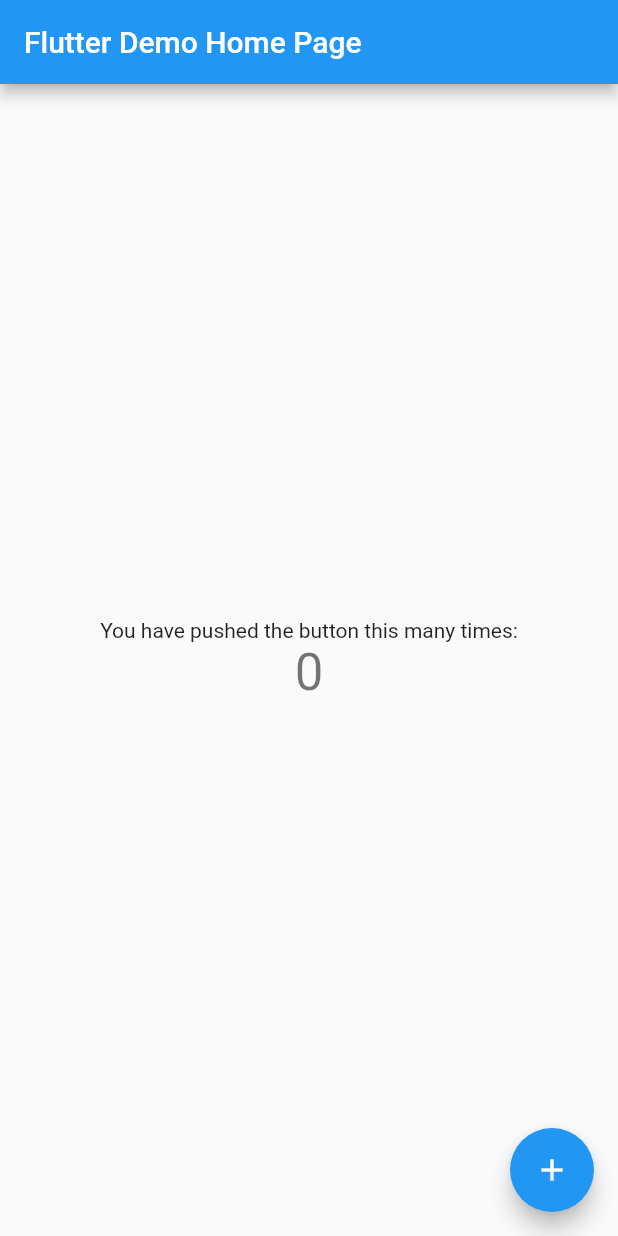
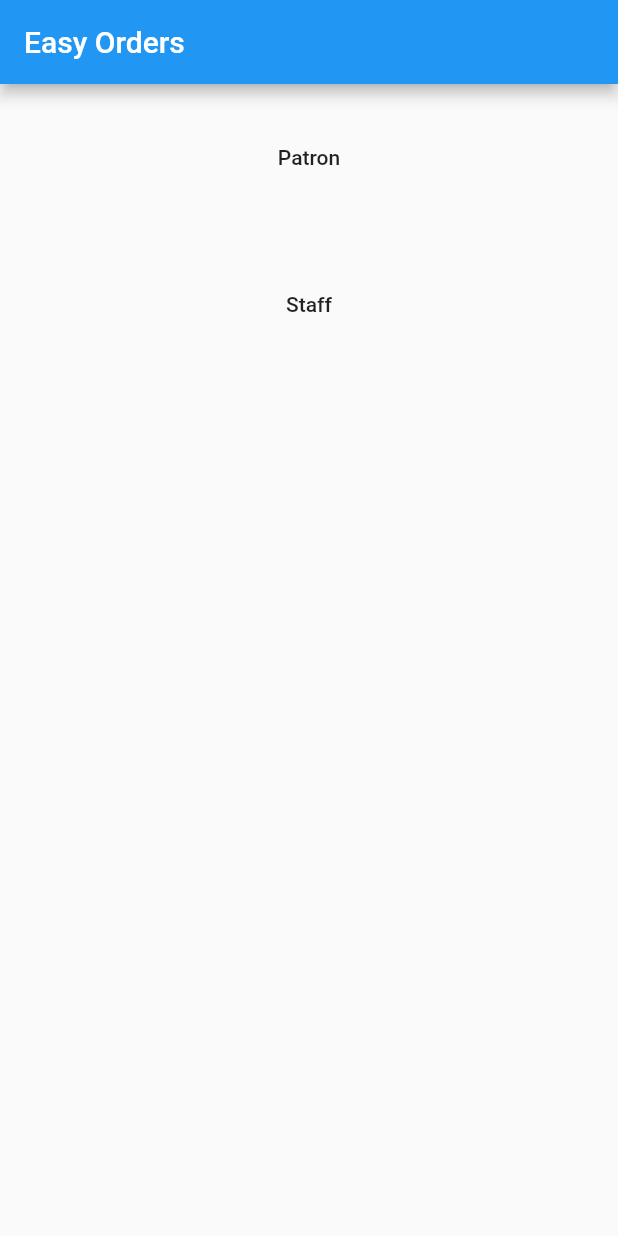
Before and after one commit to Jason1415/easy_orders, a Flutter app: the screen it shows after launch, on a phone screen of 412 x 824 dp. Run offline on Flutter 3.47's test engine with Material 2 defaults, Android fonts, the phone set to English and light mode, and no system bars; our stand-ins replace go_router.

Commit message:
Added some page transitions

```diff
--- a/lib/main.dart
+++ b/lib/main.dart
@@ -1,4 +1,10 @@
+// Copyright 2018 The Flutter team. All rights reserved.
+// Use of this source code is governed by a BSD-style license that can be
+// found in the LICENSE file.
 import 'package:flutter/material.dart';
+import './src/windows/home.dart';
+import './src/windows/patron.dart';
+import './src/windows/staff.dart';
 
 void main() {
   runApp(const MyApp());
@@ -7,67 +13,16 @@ void main() {
 class MyApp extends StatelessWidget {
   const MyApp({super.key});
 
-  // This widget is the root of your application.
   @override
   Widget build(BuildContext context) {
     return MaterialApp(
-      title: 'Flutter Demo',
-      theme: ThemeData(
-
-        primarySwatch: Colors.blue,
-      ),
-      home: const MyHomePage(title: 'Flutter Demo Home Page'),
+      title: 'Easy Orders',
+      // MaterialApp contains our top-level Navigator
+      home: const HomeScreen(),
+      routes: <String, WidgetBuilder>{
+        '/patron': (BuildContext context) => const PatronScreen(),
+        '/staff': (BuildContext context) => const StaffScreen(),
+      },
     );
   }
 }
-
-class MyHomePage extends StatefulWidget {
-  const MyHomePage({super.key, required this.title});
-
-  final String title;
-
-  @override
-  State<MyHomePage> createState() => _MyHomePageState();
-}
-
-class _MyHomePageState extends State<MyHomePage> {
-  int _counter = 0;
-
-  void _incrementCounter() {
-    setState(() {
-
-      _counter++;
-    });
-  }
-
-  @override
-  Widget build(BuildContext context) {
-
-    return Scaffold(
-      appBar: AppBar(
-
-        title: Text(widget.title),
-      ),
-      body: Center(
-
-        child: Column(
-          mainAxisAlignment: MainAxisAlignment.center,
-          children: <Widget>[
-            const Text(
-              'You have pushed the button this many times:',
-            ),
-            Text(
-              '$_counter',
-              style: Theme.of(context).textTheme.headline4,
-            ),
-          ],
-        ),
-      ),
-      floatingActionButton: FloatingActionButton(
-        onPressed: _incrementCounter,
-        tooltip: 'Increment',
-        child: const Icon(Icons.add),
-      ), // This trailing comma makes auto-formatting nicer for build methods.
-    );
-  }
-}
--- /dev/null
+++ b/lib/src/windows/home.dart
@@ -0,0 +1,64 @@
+import 'package:flutter/material.dart';
+import './patron.dart';
+import './staff.dart';
+
+class HomeScreen extends StatefulWidget {
+  const HomeScreen({super.key});
+
+  @override
+  State<HomeScreen> createState() => _HomeScreenState();
+}
+
+class _HomeScreenState extends State<HomeScreen> {
+  @override
+  Widget build(BuildContext context) {
+    return Scaffold(
+      appBar: AppBar(
+        title: const Text('Easy Orders'),
+      ),
+      body: Center(
+          child: Column(children: <Widget>[
+        Container(
+          margin: const EdgeInsets.all(25),
+          child: MaterialButton(
+            child: const Text('Patron'),
+            onPressed: () {
+              Navigator.push(
+                context,
+                MaterialPageRoute(builder: (context) => const PatronScreen()),
+              );
+            },
+          ),
+        ),
+        Container(
+          margin: const EdgeInsets.all(25),
+          child: MaterialButton(
+            child: const Text('Staff'),
+            onPressed: () {
+              Navigator.push(
+                context,
+                MaterialPageRoute(builder: (context) => const StaffScreen()),
+              );
+            },
+          ),
+        ),
+      ])),
+    );
+  }
+}
+
+class HomePage extends StatelessWidget {
+  const HomePage({super.key});
+
+  @override
+  Widget build(BuildContext context) {
+    return DefaultTextStyle(
+      style: Theme.of(context).textTheme.headline4!,
+      child: Container(
+        color: Colors.white,
+        alignment: Alignment.center,
+        child: const Text('Home Page'),
+      ),
+    );
+  }
+}
--- a/pubspec.yaml
+++ b/pubspec.yaml
@@ -32,6 +32,8 @@ dependencies:
   flutter:
     sdk: flutter
 
+  english_words: ^4.0.0
+  go_router: ^4.3.0
 
   # The following adds the Cupertino Icons font to your application.
   # Use with the CupertinoIcons class for iOS style icons.
```
Also changed, not shown: lib/src/router.dart (added, +38 -0 lines), lib/src/windows/patron.dart (added, +36 -0 lines), lib/src/windows/staff.dart (added, +43 -0 lines), lib/src/windows/waitron.dart (added), pubspec.lock.
